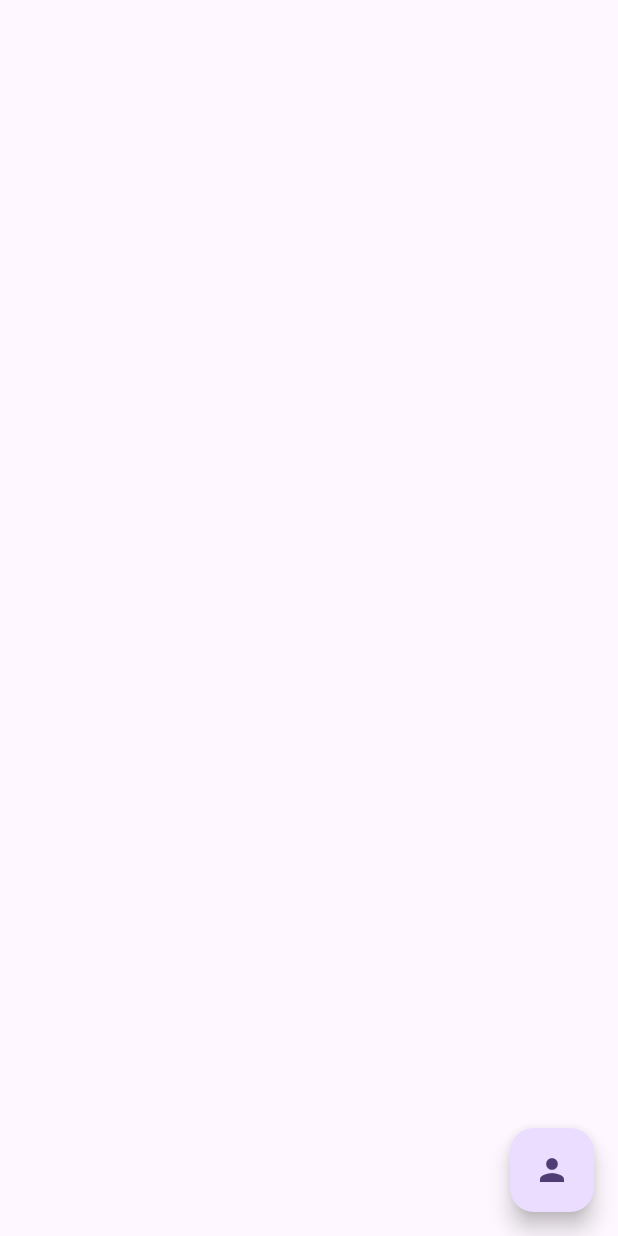
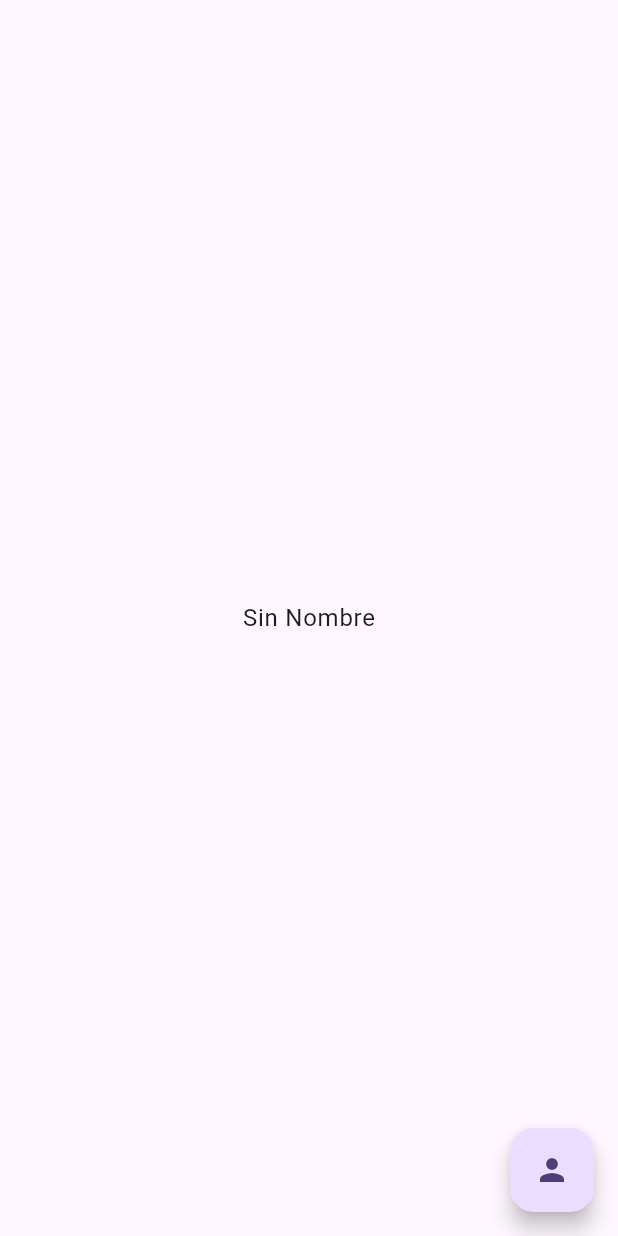
Before and after one commit to JohanRivera/flutterdocs, a Flutter app: the screen it shows after launch, on a phone screen of 412 x 824 dp. Run offline on Flutter 3.47's test engine with Material 2 defaults, Android fonts, the light colour scheme and no system bars; our stand-ins replace go_router.

Commit message:
feat: :sparkles: Envio de parametros en el navigator

```diff
--- a/lib/presentation/views/home/home_page.dart
+++ b/lib/presentation/views/home/home_page.dart
@@ -9,13 +9,40 @@ class HomePage extends StatefulWidget {
 }
 
 class _HomePageState extends State<HomePage> {
+  late String name;
+
+  @override
+  void initState() {
+    name = "Sin Nombre";
+    super.initState();
+  }
+
   @override
   Widget build(BuildContext context) {
     return Scaffold(
       backgroundColor: Theme.of(context).colorScheme.background,
+      body: SafeArea(
+        child: Center(
+          child: Column(
+            mainAxisAlignment: MainAxisAlignment.center,
+            crossAxisAlignment: CrossAxisAlignment.center,
+            children: [
+              Text(
+                name,
+                style: Theme.of(context).textTheme.bodyLarge,
+              ),
+            ],
+          ),
+        ),
+      ),
       floatingActionButton: FloatingActionButton(
-        onPressed: () {
-          context.push('/profile');
+        onPressed: () async {
+          var result = await context.push('/profile');
+          if (result is String) {
+            setState(() {
+              name = result;
+            });
+          }
         },
         child: const Icon(
           Icons.person,
--- a/lib/presentation/views/user/profile_page.dart
+++ b/lib/presentation/views/user/profile_page.dart
@@ -16,7 +16,7 @@ class _UserProfilePageState extends State<UserProfilePage> {
       appBar: AppBar(
         leading: IconButton(
           icon: const Icon(Icons.arrow_back),
-          onPressed: () => context.pop(),
+          onPressed: () => context.pop("Johan Rivera"),
         ),
       ),
       floatingActionButton: Link(
```
